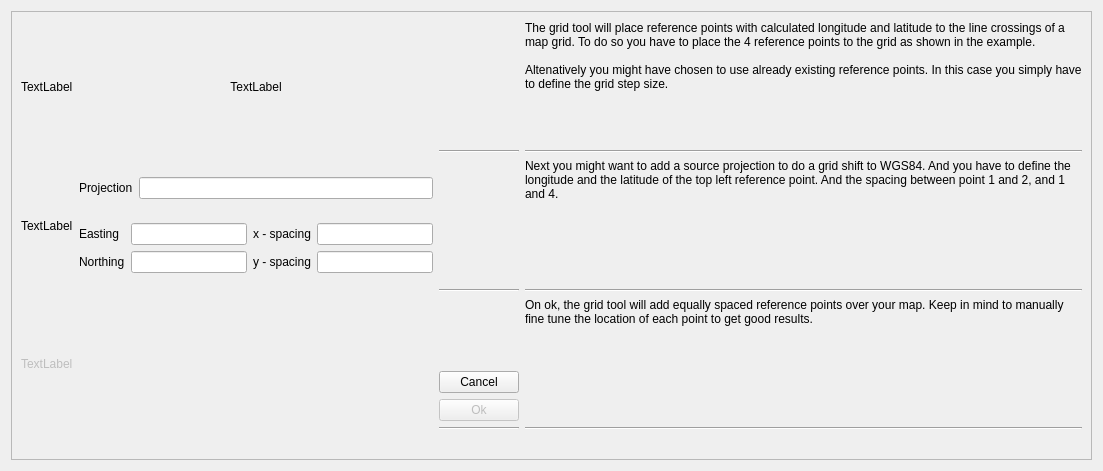
ntruchsess/QLandkarteGT, file src/ICreateMapGridTool.ui: the form before one commit.
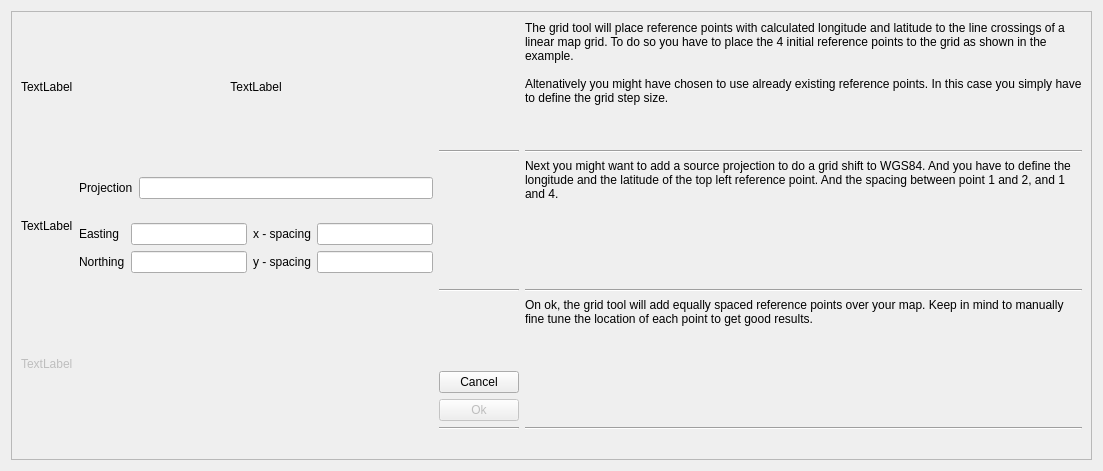
The form after the commit.

What changed in the file:
```diff
--- a/src/ICreateMapGridTool.ui
+++ b/src/ICreateMapGridTool.ui
@@ -68,7 +68,7 @@
         <item>
          <widget class="QLabel" name="label_5" >
           <property name="text" >
-           <string>The grid tool will place reference points with calculated longitude and latitude to the line crossings of a map grid. To do so you have to place the 4 reference points to the grid as shown in the example.
+           <string>The grid tool will place reference points with calculated longitude and latitude to the line crossings of a linear map grid. To do so you have to place the 4 initial reference points to the grid as shown in the example.
 
 Altenatively you might have chosen to use already existing reference points. In this case you simply have to define the grid step size.</string>
           </property>
```
